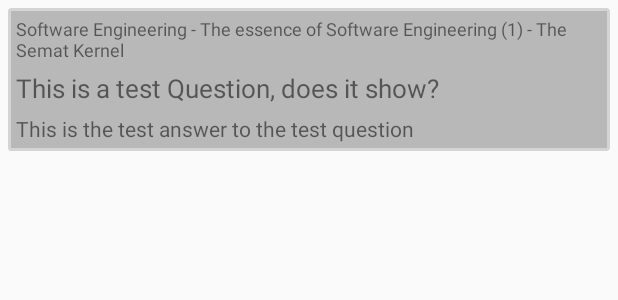
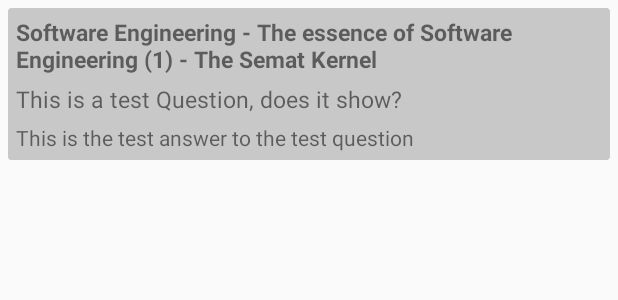
Before and after one commit to Chr1stian/mobile, an Android app: the layout questions_row.xml on its own in the app's theme, with its tools: preview values and no code run, on a phone screen of 412 x 824 dp. Shown: the top 300 px of the screen. Run offline under Robolectric (Android 15) with nearby library versions, the phone set to English and light mode, and no system bars.

Commit message:
even more design

```diff
--- a/app/src/main/res/drawable/rounded.xml
+++ b/app/src/main/res/drawable/rounded.xml
@@ -3,10 +3,10 @@
     <item>
         <shape android:shape="rectangle">
             <!-- solid background -->
-            <solid android:color="#B8B8B8"/>
+            <solid android:color="#C8C8C8"/>
             <!-- border-->
             <stroke
-                android:color="#D4D4D4"
+                android:color="#C8C8C8"
                 android:width="2dp"
                 />
             <corners android:radius="1dp"/>
--- a/app/src/main/res/layout/questions_row.xml
+++ b/app/src/main/res/layout/questions_row.xml
@@ -20,7 +20,8 @@
         android:layout_marginRight="5dp"
         android:layout_marginTop="5dp"
         android:text="Software Engineering - The essence of Software Engineering (1) - The Semat Kernel"
-        android:textSize="12sp" />
+        android:textSize="15sp"
+        android:textStyle="bold"/>
 
     <TextView
         android:id="@+id/Question"
@@ -31,7 +32,7 @@
         android:layout_marginLeft="5dp"
         android:layout_marginRight="5dp"
         android:text="This is a test Question, does it show?"
-        android:textSize="17sp" />
+        android:textSize="15sp" />
 
     <TextView
         android:id="@+id/Answer"
```
